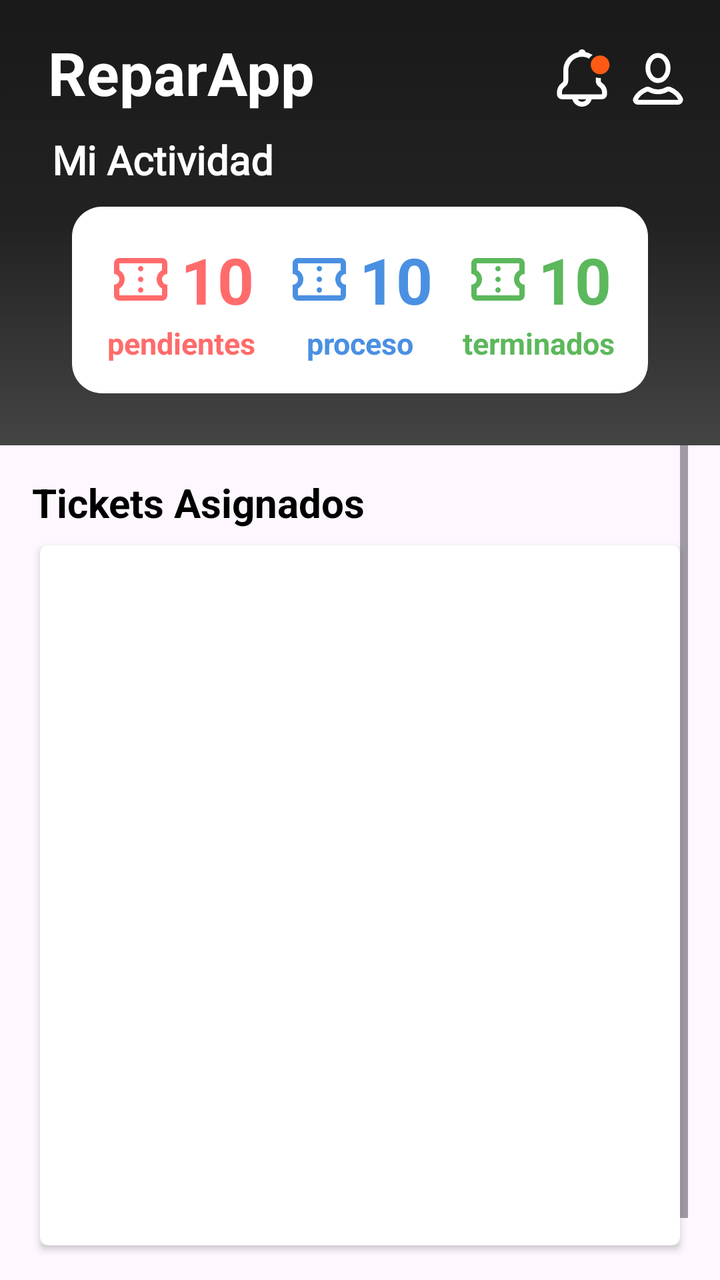
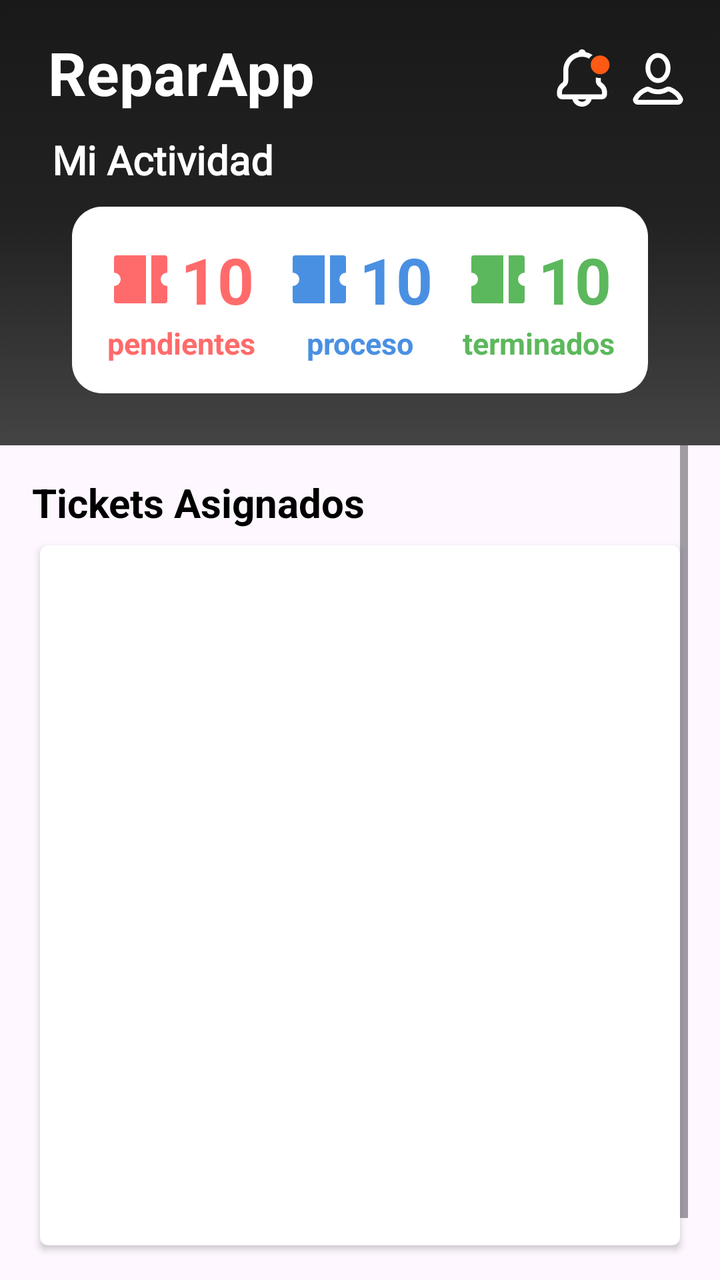

An Android layout rendered at two revisions. The XML below is the earlier revision; the diff shows what the commit changed to produce the second picture.
<!-- AndroidManifest.xml: application theme Theme.ReparApp -->
<!-- res/layout/fragment_home_technical.xml -->
<?xml version="1.0" encoding="utf-8"?>
<LinearLayout xmlns:android="http://schemas.android.com/apk/res/android"
    xmlns:app="http://schemas.android.com/apk/res-auto"
    xmlns:tools="http://schemas.android.com/tools"
    android:layout_width="match_parent"
    android:orientation="vertical"
    android:layout_height="match_parent">

    <LinearLayout
        android:layout_width="match_parent"
        android:layout_height="match_parent"
        android:orientation="vertical">

        <LinearLayout
            android:layout_width="match_parent"
            android:layout_height="wrap_content"
            android:background="@drawable/bg_fondo"
            android:orientation="vertical"
            android:padding="16dp"
            >
            <androidx.constraintlayout.widget.ConstraintLayout
                android:id="@+id/headerLayout"
                android:layout_width="match_parent"
                android:layout_height="wrap_content"
                android:gravity="center_vertical"
                android:orientation="horizontal"
                >

                <TextView
                    android:id="@+id/tv_titulo_home"
                    android:layout_width="wrap_content"
                    android:layout_height="wrap_content"
                    android:layout_marginStart="8dp"
                    android:text="@string/home"
                    android:textColor="@android:color/white"
                    android:textSize="30sp"
                    android:textStyle="bold"
                    app:layout_constraintStart_toStartOf="parent"
                    app:layout_constraintTop_toTopOf="parent" />

                <ImageView
                    android:id="@+id/img_usuario_notificacion"
                    android:layout_width="30dp"
                    android:layout_height="30dp"
                    android:layout_marginTop="8dp"
                    android:layout_marginEnd="8dp"
                    android:src="@drawable/icon_noti_act"
                    app:layout_constraintEnd_toStartOf="@id/img_usuario_perfil"
                    app:layout_constraintTop_toTopOf="parent" />

                <ImageView
                    android:id="@+id/img_usuario_perfil"
                    android:layout_width="30dp"
                    android:layout_height="30dp"
                    android:layout_marginTop="8dp"
                    android:src="@drawable/icon_profile_pru"
                    app:layout_constraintEnd_toEndOf="parent"
                    app:layout_constraintTop_toTopOf="parent" />

            </androidx.constraintlayout.widget.ConstraintLayout>

            <TextView
                android:layout_width="wrap_content"
                android:layout_height="wrap_content"
                android:fontFamily="@font/roboto_bold"
                android:layout_marginStart="10dp"
                android:text="Mi Actividad"
                android:textColor="@color/white"
                android:layout_marginTop="10dp"
                android:textSize="20sp"
                android:textStyle="bold" />

            <LinearLayout
                android:layout_width="match_parent"
                android:layout_height="wrap_content"
                android:layout_marginTop="8dp"
                android:layout_marginBottom="10dp"
                android:layout_marginHorizontal="20dp"
                android:layout_marginVertical="10dp"
                android:orientation="horizontal"
                android:background="@drawable/bg_background_white"
                android:paddingHorizontal="10dp"
                android:paddingVertical="5dp"
                >

                <androidx.constraintlayout.widget.ConstraintLayout
                        android:layout_width="80dp"
                        android:layout_height="wrap_content"
                        android:layout_weight="1"
                        android:gravity="center"
                        android:orientation="horizontal"
                        android:paddingVertical="10dp">

                        <LinearLayout
                            android:id="@+id/cantidad_pendiente"
                            android:layout_width="wrap_content"
                            android:layout_height="wrap_content"
                            android:gravity="center_horizontal"
                            android:orientation="horizontal"
                            app:layout_constraintEnd_toEndOf="parent"
                            app:layout_constraintStart_toStartOf="parent"
                            app:layout_constraintTop_toTopOf="parent">

                            <ImageView
                                android:id="@+id/img_ticket_pendientes"
                                android:layout_width="32dp"
                                android:layout_height="32dp"
                                android:layout_gravity="center"
                                android:contentDescription="Ticket Icon"
                                android:src="@drawable/ic_ticket_while"
                                app:tint="#FF6B6B" />

                            <TextView
                                android:id="@+id/tv_tickets_pendientes"
                                android:layout_width="wrap_content"
                                android:layout_height="wrap_content"
                                android:layout_marginStart="4dp"
                                android:text="10"
                                android:textColor="#FF6B6B"
                                android:textSize="32sp"
                                android:textStyle="bold"
                                app:layout_constraintStart_toEndOf="@id/img_ticket_pendientes"
                                app:layout_constraintTop_toTopOf="parent" />

                        </LinearLayout>

                        <TextView
                            android:layout_width="wrap_content"
                            android:layout_height="wrap_content"
                            android:text="@string/pendientes"
                            android:textColor="#FF6B6B"
                            android:textSize="15sp"
                            android:textStyle="bold"
                            app:layout_constraintEnd_toEndOf="parent"
                            app:layout_constraintStart_toStartOf="parent"
                            app:layout_constraintTop_toBottomOf="@id/cantidad_pendiente" />
                    </androidx.constraintlayout.widget.ConstraintLayout>
                <androidx.constraintlayout.widget.ConstraintLayout
                        android:layout_width="80dp"
                        android:layout_height="wrap_content"
                        android:gravity="center"
                        android:layout_weight="1"
                        android:orientation="horizontal"
                        android:paddingVertical="10dp">

                        <LinearLayout
                            android:id="@+id/cantidad_asignado"
                            android:layout_width="wrap_content"
                            android:layout_height="wrap_content"
                            android:gravity="center_horizontal"
                            android:orientation="horizontal"
                            app:layout_constraintEnd_toEndOf="parent"
                            app:layout_constraintStart_toStartOf="parent"
                            app:layout_constraintTop_toTopOf="parent">

                            <ImageView
                                android:layout_width="32dp"
                                android:layout_height="32dp"
                                android:layout_gravity="center"
                                android:contentDescription="Ticket Icon"
                                android:src="@drawable/ic_ticket_while"
                                app:tint="#4A90E2" />

                            <TextView
                                android:id="@+id/tv_tickets_asignados"
                                android:layout_width="wrap_content"
                                android:layout_height="wrap_content"
                                android:layout_marginStart="4dp"
                                android:text="10"
                                android:textColor="#4A90E2"
                                android:textSize="32sp"
                                android:textStyle="bold" />

                        </LinearLayout>

                        <TextView
                            android:layout_width="wrap_content"
                            android:layout_height="wrap_content"
                            android:text="proceso"
                            android:textColor="#4A90E2"
                            android:textSize="15sp"
                            android:textStyle="bold"
                            app:layout_constraintEnd_toEndOf="parent"
                            app:layout_constraintStart_toStartOf="parent"
                            app:layout_constraintTop_toBottomOf="@id/cantidad_asignado" />
                    </androidx.constraintlayout.widget.ConstraintLayout>
                <androidx.constraintlayout.widget.ConstraintLayout
                        android:layout_width="80dp"
                        android:layout_height="wrap_content"
                        android:layout_weight="1"
                        android:gravity="center"
                        android:orientation="horizontal"
                        android:paddingVertical="10dp">

                        <LinearLayout
                            android:id="@+id/cantidad_pentdiente"
                            android:layout_width="wrap_content"
                            android:layout_height="wrap_content"
                            android:gravity="center_horizontal"
                            android:orientation="horizontal"
                            app:layout_constraintEnd_toEndOf="parent"
                            app:layout_constraintStart_toStartOf="parent"
                            app:layout_constraintTop_toTopOf="parent">

                            <ImageView
                                android:id="@+id/img_ticket_terminados"
                                android:layout_width="32dp"
                                android:layout_height="32dp"
                                android:layout_gravity="center"
                                android:contentDescription="Ticket Icon"
                                android:src="@drawable/ic_ticket_while"
                                app:tint="#5CB85C" />

                            <TextView
                                android:id="@+id/tv_tickets_terminados"
                                android:layout_width="wrap_content"
                                android:layout_height="wrap_content"
                                android:layout_marginStart="4dp"
                                android:text="10"
                                android:textColor="#5CB85C"
                                android:textSize="32sp"
                                android:textStyle="bold"
                                app:layout_constraintStart_toEndOf="@id/img_ticket_pendientes"
                                app:layout_constraintTop_toTopOf="parent" />

                        </LinearLayout>

                        <TextView
                            android:layout_width="wrap_content"
                            android:layout_height="wrap_content"
                            android:text="terminados"
                            android:textColor="#5CB85C"
                            android:textSize="15sp"
                            android:textStyle="bold"
                            app:layout_constraintEnd_toEndOf="parent"
                            app:layout_constraintStart_toStartOf="parent"
                            app:layout_constraintTop_toBottomOf="@id/cantidad_pentdiente" />
                    </androidx.constraintlayout.widget.ConstraintLayout>

            </LinearLayout>
        </LinearLayout>


        <LinearLayout
            android:layout_width="match_parent"
            android:layout_height="wrap_content"
            android:layout_marginHorizontal="16dp"
            android:layout_weight="1"
            android:orientation="vertical">

            <ScrollView
                android:layout_width="match_parent"
                android:layout_height="match_parent"
                android:fillViewport="true">
                <LinearLayout
                    android:layout_width="match_parent"
                    android:layout_height="match_parent"
                    android:orientation="vertical">
                    <androidx.constraintlayout.widget.ConstraintLayout
                        android:layout_width="match_parent"
                        android:layout_height="wrap_content"
                        android:layout_marginTop="15dp">

                        <TextView
                            android:id="@+id/tv_titulo_mis_tickets"
                            android:layout_width="wrap_content"
                            android:layout_height="wrap_content"
                            android:text="Tickets Asignados"
                            android:textColor="@color/black"
                            android:textSize="20sp"
                            android:textStyle="bold"
                            app:layout_constraintBottom_toBottomOf="parent"
                            app:layout_constraintStart_toStartOf="parent"
                            app:layout_constraintTop_toTopOf="parent" />

                        
                        
                        
                        
                        
                        
                        
                        
                        
                        
                        
                    </androidx.constraintlayout.widget.ConstraintLayout>

                    <androidx.cardview.widget.CardView
                        android:layout_width="match_parent"
                        android:layout_height="350dp"
                        android:layout_marginHorizontal="4dp"
                        android:layout_marginTop="8dp"
                        app:cardCornerRadius="4dp">

                        <TextView
                            android:id="@+id/tv_no_tickets"
                            android:layout_width="match_parent"
                            android:layout_height="wrap_content"
                            android:text="No hay tickets registrados"
                            android:gravity="center"
                            android:textSize="16sp"
                            android:textColor="@color/black"
                            android:visibility="gone"
                            android:layout_marginTop="10dp"
                            />

                        <androidx.recyclerview.widget.RecyclerView
                            android:id="@+id/rv_historial_tickets"
                            android:layout_width="match_parent"
                            android:layout_height="wrap_content"
                            android:paddingHorizontal="10dp"
                            tools:layoutManager="LinearLayoutManager"
                            tools:listitem="@layout/item_ticket"
                            tools:orientation="vertical" />
                    </androidx.cardview.widget.CardView>

                    <androidx.constraintlayout.widget.ConstraintLayout
                        android:layout_width="match_parent"
                        android:layout_height="wrap_content"
                        android:layout_marginTop="14dp">

                        <TextView
                            android:id="@+id/tv_tips_soluciones"
                            android:layout_width="wrap_content"
                            android:layout_height="wrap_content"
                            android:text="Tips y Soluciones"
                            android:textColor="@color/black"
                            android:textSize="20sp"
                            android:textStyle="bold"
                            app:layout_constraintBottom_toBottomOf="parent"
                            app:layout_constraintStart_toStartOf="parent"
                            app:layout_constraintTop_toTopOf="parent" />

                        <TextView
                            android:id="@+id/tv_ver_mas"
                            android:layout_width="wrap_content"
                            android:layout_height="24dp"
                            android:text="Ver Más"
                            android:textColor="#5D5D5D"
                            android:textSize="16dp"
                            android:textStyle="bold"
                            app:layout_constraintBottom_toBottomOf="@id/tv_tips_soluciones"
                            app:layout_constraintEnd_toEndOf="parent"
                            app:layout_constraintTop_toTopOf="parent" />
                    </androidx.constraintlayout.widget.ConstraintLayout>


                    <androidx.recyclerview.widget.RecyclerView
                        android:id="@+id/rv_base_conocimientos"
                        android:layout_width="match_parent"
                        android:layout_height="wrap_content"
                        android:layout_marginTop="10dp"
                        android:scrollbars="none"
                        tools:layoutManager="LinearLayoutManager"
                        tools:listitem="@layout/item_know_prueba"
                        tools:orientation="horizontal" />
                </LinearLayout>
            </ScrollView>


        </LinearLayout>



    </LinearLayout>
</LinearLayout>
<!-- res/layout/item_ticket.xml (included above) -->
<?xml version="1.0" encoding="utf-8"?>
<LinearLayout xmlns:android="http://schemas.android.com/apk/res/android"
    android:layout_width="match_parent"
    android:layout_height="80dp"
    xmlns:app="http://schemas.android.com/apk/res-auto"
    android:layout_marginHorizontal="8dp"
    android:layout_marginBottom="8dp"
    android:orientation="horizontal"
    android:gravity="center_vertical"

    >


        <ImageView
            android:id="@+id/ticketIcon"
            android:layout_width="45dp"
            android:layout_height="45dp"
            android:src="@drawable/icon_ticket_prueba"
            android:contentDescription="Ticket Type Icon"
            app:tint="@android:color/black"
            android:layout_marginEnd="12dp" />

        <LinearLayout
            android:layout_width="0dp"
            android:layout_height="wrap_content"
            android:layout_weight="1"
            android:layout_marginEnd="10dp"
            android:orientation="vertical">

            <TextView
                android:id="@+id/ticket_codigo"
                android:layout_width="wrap_content"
                android:layout_height="wrap_content"
                android:text="TICKET"
                android:maxLines="1"
                android:textColor="@android:color/black"
                android:textSize="16sp"

                android:textStyle="bold" />

            <TextView
                android:id="@+id/ticket_fecha_reporte"
                android:layout_width="wrap_content"
                android:layout_height="wrap_content"
                android:text="12 Mayo 2025 - 9:14 Am"
                android:textColor="@color/grey"
                android:textSize="14sp"
                android:layout_marginTop="4dp" />

        </LinearLayout>

        <com.google.android.material.button.MaterialButton
            android:id="@+id/btn_ticket_ver_detalle"
            android:layout_width="wrap_content"
            android:layout_height="50dp"
            android:text="Ir"
            android:textColor="@android:color/white"
            android:backgroundTint = "@color/black"
            android:textSize="16sp"
            android:paddingHorizontal="10dp"
            android:textAllCaps="false"
            android:minWidth="0dp"
            app:icon="@drawable/ic_arrow_right"
            app:iconGravity="end"
            app:cornerRadius="5dp"/>


    </LinearLayout>
<!-- res/layout/item_know_prueba.xml (included above) -->
<?xml version="1.0" encoding="utf-8"?>
<androidx.cardview.widget.CardView android:layout_width="match_parent"
    android:layout_height="wrap_content"
    xmlns:app="http://schemas.android.com/apk/res-auto"
    app:cardCornerRadius="4dp"
    android:layout_margin="4dp"
    xmlns:android="http://schemas.android.com/apk/res/android">
        <LinearLayout
            android:layout_width="match_parent"
            android:layout_height="110dp"
            android:gravity="start|center"
            android:orientation="vertical"
            android:paddingHorizontal="10dp"
            >

            <TextView
                android:id="@+id/tv_nombre_problema"
                android:layout_width="wrap_content"
                android:layout_height="wrap_content"
                android:gravity="start|center"
                android:text="Pantalla rota de iphone 15"
                android:textSize="18dp"
                android:textAppearance="?attr/textAppearanceHeadline6" />

            <TextView
                android:id="@+id/tv_descripcion_solucion"
                android:layout_width="wrap_content"
                android:layout_height="wrap_content"
                android:layout_marginTop="10dp"
                android:textSize="16dp"
                android:maxLines="2"
                android:ellipsize="end"
                android:textColor="#505050"
                android:text="Para el cambio de pantalla de este modelo, debemos consultar con la guía específica ..."
                android:textAppearance="?attr/textAppearanceBody1" />

        </LinearLayout>
    </androidx.cardview.widget.CardView>
<!-- resources referenced by this layout -->
<resources>
  <color name="black">#FF000000</color>
  <color name="grey">#828282</color>
  <color name="white">#FFFFFFFF</color>
  <!-- drawable bg_background_white (drawable) -->
  <?xml version="1.0" encoding="utf-8"?>
  <selector xmlns:android="http://schemas.android.com/apk/res/android">
      <item>
          <shape android:shape="rectangle">
              <solid android:color="@color/white"/>
              <corners android:radius="15dp"/>
          </shape>
      </item>
  </selector>
  <!-- drawable bg_fondo (drawable) -->
  <?xml version="1.0" encoding="utf-8"?>
  <selector xmlns:android="http://schemas.android.com/apk/res/android">
      <item>
          <shape android:shape="rectangle">
              <gradient
                  android:type="linear"
                  android:angle="270"
                  android:startColor="#191919"
                  android:centerColor="#222222"
                  android:endColor="#444444"
                  android:gradientRadius="0.8"
              />
          </shape>
      </item>
  </selector>
  <!-- drawable ic_ticket_while (drawable) -->
  <vector xmlns:android="http://schemas.android.com/apk/res/android"
      android:width="24dp"
      android:height="24dp"
      android:viewportWidth="24"
      android:viewportHeight="24">
    <path
        android:pathData="M12,17C12.283,17 12.521,16.904 12.712,16.712C12.904,16.521 13,16.283 13,16C13,15.717 12.904,15.479 12.712,15.288C12.521,15.096 12.283,15 12,15C11.717,15 11.479,15.096 11.288,15.288C11.096,15.479 11,15.717 11,16C11,16.283 11.096,16.521 11.288,16.712C11.479,16.904 11.717,17 12,17ZM12,13C12.283,13 12.521,12.904 12.712,12.712C12.904,12.521 13,12.283 13,12C13,11.717 12.904,11.479 12.712,11.288C12.521,11.096 12.283,11 12,11C11.717,11 11.479,11.096 11.288,11.288C11.096,11.479 11,11.717 11,12C11,12.283 11.096,12.521 11.288,12.712C11.479,12.904 11.717,13 12,13ZM12,9C12.283,9 12.521,8.904 12.712,8.712C12.904,8.521 13,8.283 13,8C13,7.717 12.904,7.479 12.712,7.287C12.521,7.096 12.283,7 12,7C11.717,7 11.479,7.096 11.288,7.287C11.096,7.479 11,7.717 11,8C11,8.283 11.096,8.521 11.288,8.712C11.479,8.904 11.717,9 12,9ZM20,20H4C3.45,20 2.979,19.804 2.588,19.413C2.196,19.021 2,18.55 2,18V14C2.55,14 3.021,13.804 3.412,13.413C3.804,13.021 4,12.55 4,12C4,11.45 3.804,10.979 3.412,10.587C3.021,10.196 2.55,10 2,10V6C2,5.45 2.196,4.979 2.588,4.588C2.979,4.196 3.45,4 4,4H20C20.55,4 21.021,4.196 21.413,4.588C21.804,4.979 22,5.45 22,6V10C21.45,10 20.979,10.196 20.587,10.587C20.196,10.979 20,11.45 20,12C20,12.55 20.196,13.021 20.587,13.413C20.979,13.804 21.45,14 22,14V18C22,18.55 21.804,19.021 21.413,19.413C21.021,19.804 20.55,20 20,20ZM20,18V15.45C19.383,15.083 18.896,14.596 18.538,13.988C18.179,13.379 18,12.717 18,12C18,11.283 18.179,10.621 18.538,10.012C18.896,9.404 19.383,8.917 20,8.55V6H4V8.55C4.617,8.917 5.104,9.404 5.463,10.012C5.821,10.621 6,11.283 6,12C6,12.717 5.821,13.379 5.463,13.988C5.104,14.596 4.617,15.083 4,15.45V18H20Z"
        android:fillColor="#E3E3E3"/>
  </vector>
  <string name="home">ReparApp</string>
  <string name="pendientes">pendientes</string>
  <style name="Theme.ReparApp" parent="Base.Theme.ReparApp" />
  <style name="Base.Theme.ReparApp" parent="Theme.Material3.DayNight.NoActionBar">
          
          
      </style>
  <!-- unchanged entries left out for length: 4 -->
</resources>

<!-- the commit's change to res/layout/fragment_home_technical.xml (unified diff, before → after) -->
@@ -107,7 +107,7 @@
                                 android:layout_height="32dp"
                                 android:layout_gravity="center"
                                 android:contentDescription="Ticket Icon"
-                                android:src="@drawable/ic_ticket_while"
+                                android:src="@drawable/icon_ticket_white"
                                 app:tint="#FF6B6B" />
 
                             <TextView
@@ -158,7 +158,7 @@
                                 android:layout_height="32dp"
                                 android:layout_gravity="center"
                                 android:contentDescription="Ticket Icon"
-                                android:src="@drawable/ic_ticket_while"
+                                android:src="@drawable/icon_ticket_white"
                                 app:tint="#4A90E2" />
 
                             <TextView
@@ -208,7 +208,7 @@
                                 android:layout_height="32dp"
                                 android:layout_gravity="center"
                                 android:contentDescription="Ticket Icon"
-                                android:src="@drawable/ic_ticket_while"
+                                android:src="@drawable/icon_ticket_white"
                                 app:tint="#5CB85C" />
 
                             <TextView
<!-- resource entries referenced after the edit -->
@@ -29,15 +29,15 @@
           </shape>
       </item>
   </selector>
-  <!-- drawable ic_ticket_while (drawable) -->
+  <!-- drawable icon_ticket_white (drawable) -->
   <vector xmlns:android="http://schemas.android.com/apk/res/android"
       android:width="24dp"
       android:height="24dp"
       android:viewportWidth="24"
       android:viewportHeight="24">
     <path
-        android:pathData="M12,17C12.283,17 12.521,16.904 12.712,16.712C12.904,16.521 13,16.283 13,16C13,15.717 12.904,15.479 12.712,15.288C12.521,15.096 12.283,15 12,15C11.717,15 11.479,15.096 11.288,15.288C11.096,15.479 11,15.717 11,16C11,16.283 11.096,16.521 11.288,16.712C11.479,16.904 11.717,17 12,17ZM12,13C12.283,13 12.521,12.904 12.712,12.712C12.904,12.521 13,12.283 13,12C13,11.717 12.904,11.479 12.712,11.288C12.521,11.096 12.283,11 12,11C11.717,11 11.479,11.096 11.288,11.288C11.096,11.479 11,11.717 11,12C11,12.283 11.096,12.521 11.288,12.712C11.479,12.904 11.717,13 12,13ZM12,9C12.283,9 12.521,8.904 12.712,8.712C12.904,8.521 13,8.283 13,8C13,7.717 12.904,7.479 12.712,7.287C12.521,7.096 12.283,7 12,7C11.717,7 11.479,7.096 11.288,7.287C11.096,7.479 11,7.717 11,8C11,8.283 11.096,8.521 11.288,8.712C11.479,8.904 11.717,9 12,9ZM20,20H4C3.45,20 2.979,19.804 2.588,19.413C2.196,19.021 2,18.55 2,18V14C2.55,14 3.021,13.804 3.412,13.413C3.804,13.021 4,12.55 4,12C4,11.45 3.804,10.979 3.412,10.587C3.021,10.196 2.55,10 2,10V6C2,5.45 2.196,4.979 2.588,4.588C2.979,4.196 3.45,4 4,4H20C20.55,4 21.021,4.196 21.413,4.588C21.804,4.979 22,5.45 22,6V10C21.45,10 20.979,10.196 20.587,10.587C20.196,10.979 20,11.45 20,12C20,12.55 20.196,13.021 20.587,13.413C20.979,13.804 21.45,14 22,14V18C22,18.55 21.804,19.021 21.413,19.413C21.021,19.804 20.55,20 20,20ZM20,18V15.45C19.383,15.083 18.896,14.596 18.538,13.988C18.179,13.379 18,12.717 18,12C18,11.283 18.179,10.621 18.538,10.012C18.896,9.404 19.383,8.917 20,8.55V6H4V8.55C4.617,8.917 5.104,9.404 5.463,10.012C5.821,10.621 6,11.283 6,12C6,12.717 5.821,13.379 5.463,13.988C5.104,14.596 4.617,15.083 4,15.45V18H20Z"
-        android:fillColor="#E3E3E3"/>
+        android:fillColor="#FF000000"
+        android:pathData="M14,3v18L3,21a1,1 0,0 1,-1 -1v-5.5a2.5,2.5 0,1 0,0 -5L2,4a1,1 0,0 1,1 -1h11zM16,3h5a1,1 0,0 1,1 1v5.5a2.5,2.5 0,1 0,0 5L22,20a1,1 0,0 1,-1 1h-5L16,3z"/>
   </vector>
   <string name="home">ReparApp</string>
   <string name="pendientes">pendientes</string>
